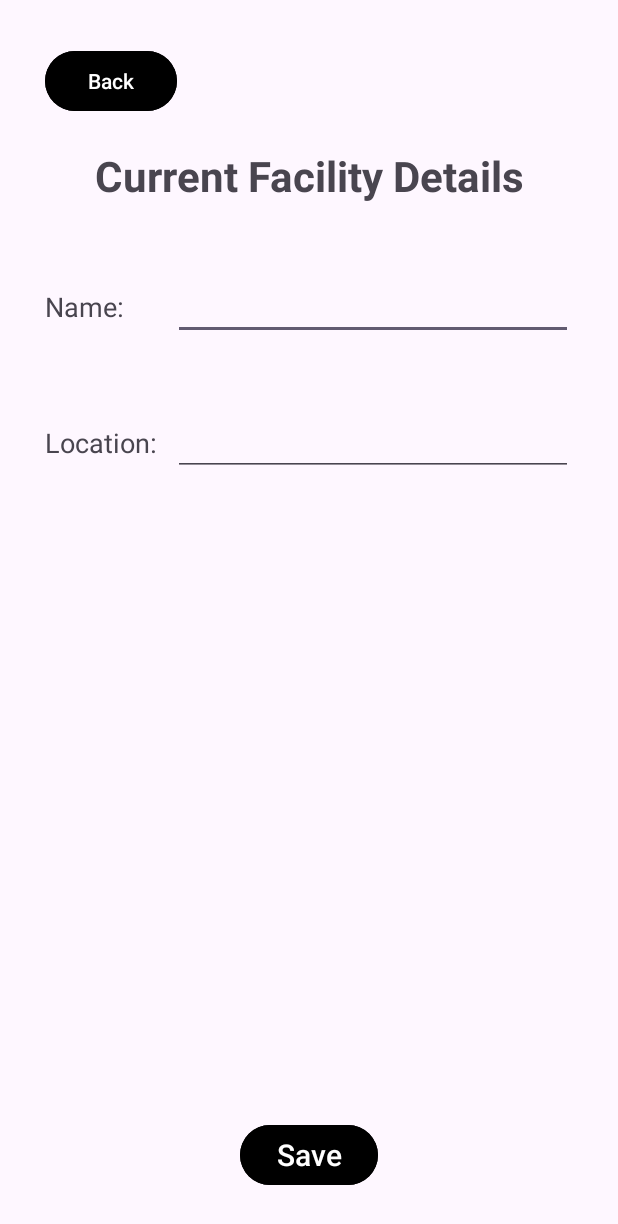
After one commit to CMPUT301F24syntax/syntax-events, an Android app: the ManageFacilityProfileActivity screen opened directly, with no data from a screen before it, on a phone screen of 412 x 824 dp. The commit adds this screen. Shown: the top 1224 px of the screen. Run offline under Robolectric (Android 15) with nearby library versions, the phone set to English and light mode, and no system bars; our stand-ins replace Firebase (no records; nobody signed in at launch, a user with empty details on screens opened directly); 1 statement that could not run was skipped.

Commit message:
updating user facility profile complete

```diff
--- a/app/src/main/AndroidManifest.xml
+++ b/app/src/main/AndroidManifest.xml
@@ -53,6 +53,8 @@
         <activity android:name=".EditUserProfileActivity" android:exported="true" />
         <activity android:name=".EditEventActivity" />
         <activity android:name=".FacilityProfileActivity" android:exported="true" />
+        <activity android:name=".ManageFacilityProfileActivity" android:exported="true" />
+
         <activity android:name=".AdminActivity"></activity>
         <activity android:name=".AdminEventsActivity"></activity>
         <activity android:name=".AdminUsersActivity"></activity>
--- a/app/src/main/java/com/example/syntaxeventlottery/EditEventActivity.java
+++ b/app/src/main/java/com/example/syntaxeventlottery/EditEventActivity.java
@@ -20,7 +20,6 @@ import androidx.appcompat.app.AppCompatActivity;
 import java.text.ParseException;
 import java.text.SimpleDateFormat;
 import java.util.Date;
-import java.util.List;
 
 /**
  * The EditEventActivity class allows organizers to edit event details.
@@ -115,7 +114,7 @@ public class EditEventActivity extends AppCompatActivity {
         editStartDate.setText(startDateStr);
         editEndDate.setText(endDateStr);
         editCapacity.setText(String.valueOf(currentEvent.getCapacity()));
-        locationSwitch.setChecked(currentEvent.locationRequired());
+        locationSwitch.setChecked(currentEvent.getLocationRequired());
     }
 
     /**
--- a/app/src/main/java/com/example/syntaxeventlottery/Event.java
+++ b/app/src/main/java/com/example/syntaxeventlottery/Event.java
@@ -1,8 +1,6 @@
 package com.example.syntaxeventlottery;
 
 import com.google.firebase.firestore.ServerTimestamp;
-
-import org.checkerframework.checker.units.qual.A;
 
 import java.io.Serializable;
 import java.text.SimpleDateFormat;
@@ -128,7 +126,7 @@ public class Event implements Serializable {
         return facilityLocation;
     }
 
-    public void setFacilityLocation() {
+    public void setFacilityLocation(String facilityLocation) {
         this.facilityLocation = facilityLocation;
     }
 
@@ -266,7 +264,7 @@ public class Event implements Serializable {
     }
 
     // GEOlocation
-    public boolean locationRequired() {
+    public boolean getLocationRequired() {
         return locationRequired;
     }
 
--- a/app/src/main/java/com/example/syntaxeventlottery/EventDetailActivity.java
+++ b/app/src/main/java/com/example/syntaxeventlottery/EventDetailActivity.java
@@ -198,7 +198,7 @@ public class EventDetailActivity extends AppCompatActivity {
     private void setupButtonListeners() {
         // user joins waiting list
         joinWaitingListButton.setOnClickListener(v -> {
-            if (event.locationRequired()) {
+            if (event.getLocationRequired()) {
                 // Show an AlertDialog if geolocation is required
                 new AlertDialog.Builder(EventDetailActivity.this)
                         .setTitle("Geolocation Required")
--- a/app/src/main/java/com/example/syntaxeventlottery/EventRepository.java
+++ b/app/src/main/java/com/example/syntaxeventlottery/EventRepository.java
@@ -216,7 +216,7 @@ public class EventRepository  {
         data.put("capacityFull", event.getCapacityFull());
         data.put("waitingListFull", event.getWaitingListFull());
         data.put("drawed", event.isDrawed());
-        data.put("locationRequired", event.locationRequired());
+        data.put("locationRequired", event.getLocationRequired());
         data.put("locationDetails", event.getLocationDetails());
         return data;
     }
--- a/app/src/main/java/com/example/syntaxeventlottery/Facility.java
+++ b/app/src/main/java/com/example/syntaxeventlottery/Facility.java
@@ -34,7 +34,7 @@ public class Facility {
         return name;
     }
 
-    public void setName() {
+    public void setName(String name) {
         this.name = name;
     }
 
--- a/app/src/main/java/com/example/syntaxeventlottery/FacilityProfileActivity.java
+++ b/app/src/main/java/com/example/syntaxeventlottery/FacilityProfileActivity.java
@@ -71,10 +71,11 @@ public class FacilityProfileActivity extends AppCompatActivity {
             return;
         }
 
-        Facility facility = new Facility(facilityName, facilityLocation, deviceID);
+        Facility facility = new Facility(facilityName, facilityLocation, currentUser.getUserID());
         Log.d(TAG, "current user: " + currentUser);
         if (currentUser != null) {
             currentUser.setFacility(facility);
+            Log.d(TAG, "facility details:" + currentUser.getFacility().getName() + " " + currentUser.getFacility().getLocation());
             userController.updateUser(currentUser, null, new DataCallback<User>() {
                 @Override
                 public void onSuccess(User result) {
--- /dev/null
+++ b/app/src/main/java/com/example/syntaxeventlottery/ManageFacilityProfileActivity.java
@@ -0,0 +1,179 @@
+package com.example.syntaxeventlottery;
+
+import android.content.Intent;
+import android.os.Bundle;
+import android.provider.Settings;
+import android.util.Log;
+import android.view.View;
+import android.widget.Button;
+import android.widget.EditText;
+import android.widget.Toast;
+
+import androidx.appcompat.app.AppCompatActivity;
+
+import java.util.ArrayList;
+import java.util.concurrent.atomic.AtomicBoolean;
+
+public class ManageFacilityProfileActivity extends AppCompatActivity {
+    private final String TAG = "ManageFacilityProfileActivity";
+
+    private EditText facilityNameEditText;
+    private EditText facilityLocationEditText;
+    private Button buttonBack, buttonSave;
+    private UserController userController;
+    private EventController eventController;
+    private User currentUser;
+    private String deviceID;
+    private Facility facility;
+
+    @Override
+    protected void onCreate(Bundle savedInstanceState) {
+        super.onCreate(savedInstanceState);
+        setContentView(R.layout.manage_facility_profile);
+
+        // Initialize views
+        facilityNameEditText = findViewById(R.id.editFacilityNameEditText);
+        facilityLocationEditText = findViewById(R.id.editFacilityLocationEditText);
+        buttonBack = findViewById(R.id.back_Button);
+        buttonSave = findViewById(R.id.save_Button);
+
+        // get the deviceID
+        deviceID = Settings.Secure.getString(getContentResolver(), Settings.Secure.ANDROID_ID);
+
+        // Initalize controllers
+        userController = new UserController(new UserRepository());
+        eventController = new EventController(new EventRepository());
+
+        // Set onClick listener for the Back button
+        buttonBack.setOnClickListener(new View.OnClickListener() {
+            @Override
+            public void onClick(View v) {
+                finish(); // Navigate back to the previous page
+            }
+        });
+
+        // Set onClick listener for the Save button
+        buttonSave.setOnClickListener(v -> updateFacilityDetails());
+        buttonSave.setEnabled(false); // set false just incase pressed before loading
+
+        getCurrentFacilityDetails();
+    }
+
+    private void getCurrentFacilityDetails() {
+        userController.refreshRepository(new DataCallback<Void>() {
+            @Override
+            public void onSuccess(Void result) {
+                currentUser = userController.getUserByDeviceID(deviceID);
+                if (currentUser == null) {
+                    Toast.makeText(ManageFacilityProfileActivity.this, "Failed to retrieve facility information.", Toast.LENGTH_SHORT).show();
+                    finish();
+                } else {
+                    // if no facility profile found launch the activity
+                    if (currentUser.getFacility() == null) {
+                        Toast.makeText(ManageFacilityProfileActivity.this, "No facility profile found, please create one.", Toast.LENGTH_SHORT).show();
+                        Intent intent = new Intent(ManageFacilityProfileActivity.this, FacilityProfileActivity.class);
+                        intent.putExtra("currentUser", currentUser);
+                        startActivity(intent);
+                    } else {
+                        facility = currentUser.getFacility();
+                        // if facility is found
+                        facilityNameEditText.setText(facility.getName());
+                        facilityLocationEditText.setText(facility.getLocation());
+                        buttonSave.setEnabled(true);
+                    }
+                }
+            }
+            @Override
+            public void onError(Exception e) {
+                Log.e(TAG, "Error refreshing repository", e);
+                finish();
+            }
+        });
+    }
+
+    private void updateFacilityDetails() {
+        String facilityName = facilityNameEditText.getText().toString();
+        String facilityLocation = facilityLocationEditText.getText().toString();
+
+        // Check if the facility details input is empty
+        if (facilityName.isEmpty() || facilityLocation.isEmpty()) {
+            Toast.makeText(this, "Please enter all fields", Toast.LENGTH_SHORT).show();
+            return;
+        }
+
+        Facility facility = new Facility(facilityName, facilityLocation, currentUser.getUserID());
+        Log.d(TAG, "current user: " + currentUser);
+
+        if (currentUser != null) {
+            currentUser.setFacility(facility);
+            Log.d(TAG, "facility details:" + currentUser.getFacility().getName() + " " + currentUser.getFacility().getLocation());
+
+            userController.updateUser(currentUser, null, new DataCallback<User>() {
+                @Override
+                public void onSuccess(User result) {
+                    Log.d(TAG, "Facility profile details updated: "+ result);
+                    updateUserEvents(result, result.getFacility().getName(), result.getFacility().getLocation());
+                }
+
+                @Override
+                public void onError(Exception e) {
+                    Log.e(TAG, "Error updating facility profile", e);
+                    Toast.makeText(ManageFacilityProfileActivity.this, "Error updating facility profile", Toast.LENGTH_SHORT).show();
+                    finish();
+                }
+            });
+        }
+    }
+
+    private void updateUserEvents(User user, String newFacilityName, String newFacilityLocation) {
+        eventController.refreshRepository(new DataCallback<Void>() {
+            @Override
+            public void onSuccess(Void result) {
+                ArrayList<Event> organizerEvents = eventController.getOrganizerEvents(user.getUserID());
+                if (organizerEvents.isEmpty()) {
+                    Toast.makeText(ManageFacilityProfileActivity.this, "Facility Profile updated", Toast.LENGTH_SHORT).show();
+                    startActivity(new Intent(ManageFacilityProfileActivity.this, OrganizerActivity.class));
+                    finish();
+                    return;
+                }
+
+                // Proceed with updating all associated events
+                // Use AtomicBoolean to track if all events were updated successfully
+                final AtomicBoolean allEventsUpdatedSuccessfully = new AtomicBoolean(true);
+                for (Event e : organizerEvents) {
+                    e.setFacilityName(newFacilityName);
+                    e.setFacilityLocation(newFacilityLocation);
+                    eventController.updateEvent(e, null, null, new DataCallback<Event>() {
+                        @Override
+                        public void onSuccess(Event result) {
+                            Log.d(TAG, "Event details updated: " + result);
+                        }
+
+                        @Override
+                        public void onError(Exception e) {
+                            // Log error but continue to process other events
+                            Log.e(TAG, "Error updating event: " + e.getMessage());
+                            allEventsUpdatedSuccessfully.set(false);
+                        }
+                    });
+                }
+
+                // Navigate to OrganizerActivity after all updates are attempted
+                if (allEventsUpdatedSuccessfully.get()) {
+                    Toast.makeText(ManageFacilityProfileActivity.this, "Facility Profile updated", Toast.LENGTH_SHORT).show();
+                    startActivity(new Intent(ManageFacilityProfileActivity.this, OrganizerActivity.class));
+                } else {
+                    Toast.makeText(ManageFacilityProfileActivity.this, "Some events could not be updated", Toast.LENGTH_SHORT).show();
+                }
+                finish(); // Finish the activity after trying to update the events
+            }
+
+            @Override
+            public void onError(Exception e) {
+                Toast.makeText(ManageFacilityProfileActivity.this, "Error retrieving event data.", Toast.LENGTH_SHORT).show();
+                finish(); // Finish activity if there's an error with retrieving event data
+            }
+        });
+    }
+
+}
--- a/app/src/main/java/com/example/syntaxeventlottery/UserController.java
+++ b/app/src/main/java/com/example/syntaxeventlottery/UserController.java
@@ -88,7 +88,7 @@ public class UserController {
 
     public void updateUser(User user, @Nullable Uri imageUri, DataCallback<User> callback) {
         if (!validateUser(user, callback)) {
-            return;
+            Log.d("UserController"," invalid user when updating");
         }
         userRepository.updateUserDetails(user, imageUri, callback);
     }
--- a/app/src/main/java/com/example/syntaxeventlottery/UserRepository.java
+++ b/app/src/main/java/com/example/syntaxeventlottery/UserRepository.java
@@ -133,6 +133,9 @@ public class UserRepository {
             // generate default photo if there is not image uri
             if (user.getProfilePhotoUrl() == null || user.getProfilePhotoUrl().isEmpty()) {
                 uploadDefaultPhoto(user, data, callback);
+            } else {
+                // if only updating other information
+                uploadUserData(user, data, callback);
             }
         }
     }
--- a/app/src/main/res/layout/facility_profile.xml
+++ b/app/src/main/res/layout/facility_profile.xml
@@ -17,6 +17,7 @@
             android:layout_height="wrap_content"
             android:text="Back"
             android:padding="10dp"
+            android:backgroundTint="@color/black"
             app:layout_constraintTop_toTopOf="parent"
             app:layout_constraintStart_toStartOf="parent" />
 
@@ -68,7 +69,7 @@
             android:id="@+id/button_save"
             android:layout_width="wrap_content"
             android:layout_height="wrap_content"
-            android:backgroundTint="#34D2E4"
+            android:backgroundTint="@color/black"
             android:text="Save"
             android:textColor="@android:color/white"
             android:textSize="20sp"
--- /dev/null
+++ b/app/src/main/res/layout/manage_facility_profile.xml
@@ -0,0 +1,105 @@
+<?xml version="1.0" encoding="utf-8"?>
+<ScrollView xmlns:android="http://schemas.android.com/apk/res/android"
+    xmlns:app="http://schemas.android.com/apk/res-auto"
+    xmlns:tools="http://schemas.android.com/tools"
+    android:layout_width="match_parent"
+    android:layout_height="match_parent"
+    android:padding="30dp"
+    android:fillViewport="true">
+
+    <androidx.constraintlayout.widget.ConstraintLayout
+        android:layout_width="match_parent"
+        android:layout_height="wrap_content">
+
+        <!-- Back button -->
+        <Button
+            android:id="@+id/back_Button"
+            android:layout_width="wrap_content"
+            android:layout_height="wrap_content"
+            android:text="Back"
+            android:padding="10dp"
+            android:backgroundTint="@color/black"
+            app:layout_constraintTop_toTopOf="parent"
+            app:layout_constraintStart_toStartOf="parent" />
+
+        <!-- Title TextView -->
+        <TextView
+            android:id="@+id/currentFacilityDetailsTextView"
+            android:layout_width="wrap_content"
+            android:layout_height="wrap_content"
+            android:text="Current Facility Details"
+            android:textSize="28sp"
+            android:textStyle="bold"
+            android:layout_marginTop="20dp"
+            app:layout_constraintTop_toBottomOf="@id/back_Button"
+            app:layout_constraintEnd_toEndOf="parent"
+            app:layout_constraintStart_toStartOf="parent" />
+
+        <!-- Facility Name LinearLayout -->
+        <LinearLayout
+            android:id="@+id/nameDetails"
+            android:layout_width="match_parent"
+            android:layout_height="wrap_content"
+            android:orientation="horizontal"
+            android:gravity="center"
+            android:layout_marginTop="30dp"
+            app:layout_constraintTop_toBottomOf="@id/currentFacilityDetailsTextView"
+            android:paddingTop="16dp">
+
+            <TextView
+                android:id="@+id/textView"
+                android:layout_width="85dp"
+                android:layout_height="wrap_content"
+                android:textSize="18sp"
+                android:text="Name: " />
+
+            <EditText
+                android:id="@+id/editFacilityNameEditText"
+                android:layout_width="match_parent"
+                android:layout_height="wrap_content"
+                android:padding="10dp"
+                android:textSize="18sp" />
+        </LinearLayout>
+
+        <!-- Facility Location LinearLayout -->
+        <LinearLayout
+            android:id="@+id/locationDetails"
+            android:layout_width="match_parent"
+            android:layout_height="wrap_content"
+            android:orientation="horizontal"
+            android:gravity="center"
+            android:layout_marginTop="30dp"
+            app:layout_constraintTop_toBottomOf="@id/nameDetails"
+            android:paddingTop="16dp">
+
+            <TextView
+                android:id="@+id/textView2"
+                android:layout_width="85dp"
+                android:layout_height="wrap_content"
+                android:textSize="18sp"
+                android:text="Location: " />
+
+            <EditText
+                android:id="@+id/editFacilityLocationEditText"
+                android:layout_width="match_parent"
+                android:layout_height="wrap_content"
+                android:padding="10dp"
+                android:textSize="18sp" />
+        </LinearLayout>
+
+        <!-- Save Button -->
+        <Button
+            android:id="@+id/save_Button"
+            android:layout_width="wrap_content"
+            android:layout_height="wrap_content"
+            android:backgroundTint="@color/black"
+            android:text="Save"
+            android:textColor="@android:color/white"
+            android:textSize="20sp"
+            app:layout_constraintTop_toBottomOf="@id/locationDetails"
+            app:layout_constraintStart_toStartOf="parent"
+            app:layout_constraintEnd_toEndOf="parent"
+            app:layout_constraintBottom_toBottomOf="parent"
+            app:layout_constraintVertical_bias="1" />
+    </androidx.constraintlayout.widget.ConstraintLayout>
+</ScrollView>
```
Also changed, not shown: app/src/main/java/com/example/syntaxeventlottery/OrganizerActivity.java (+16 -0 lines), app/src/main/res/layout/activity_organizer.xml (+39 -8 lines), 1 other file.
